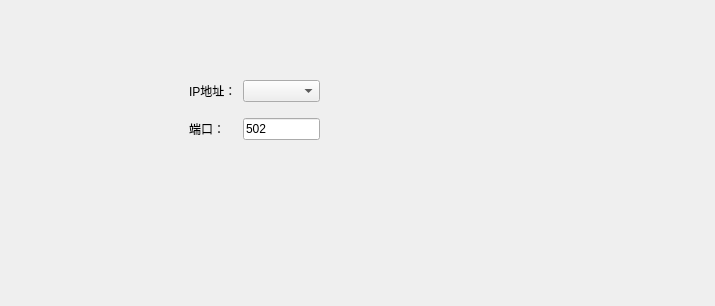
First picture: the form in modbustcpwidget.ui, repository louisir/ModbusGateway, before the edit.
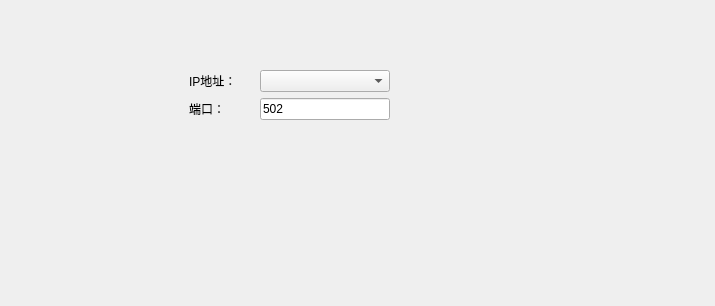
Second picture: the form after the edit.

Commit message: 调整界面布局，由纵向布局改成横向布局，为了尽可能在一行显示长帧数据

The edit to the form file:
```diff
--- a/modbustcpwidget.ui
+++ b/modbustcpwidget.ui
@@ -24,14 +24,40 @@
     <rect>
      <x>189</x>
      <y>70</y>
-     <width>401</width>
+     <width>201</width>
      <height>80</height>
     </rect>
    </property>
-   <layout class="QGridLayout" name="gridLayout" columnstretch="1,2,7">
+   <layout class="QGridLayout" name="gridLayout" rowstretch="0,0,10" columnstretch="1,2">
     <property name="rightMargin">
      <number>0</number>
     </property>
+    <item row="1" column="0">
+     <widget class="QLabel" name="label_Port">
+      <property name="sizePolicy">
+       <sizepolicy hsizetype="Minimum" vsizetype="Minimum">
+        <horstretch>0</horstretch>
+        <verstretch>0</verstretch>
+       </sizepolicy>
+      </property>
+      <property name="text">
+       <string>端口：</string>
+      </property>
+      <property name="alignment">
+       <set>Qt::AlignLeading|Qt::AlignLeft|Qt::AlignVCenter</set>
+      </property>
+     </widget>
+    </item>
+    <item row="0" column="1">
+     <widget class="QComboBox" name="comboBox_IPAddr">
+      <property name="sizePolicy">
+       <sizepolicy hsizetype="Preferred" vsizetype="Fixed">
+        <horstretch>0</horstretch>
+        <verstretch>0</verstretch>
+       </sizepolicy>
+      </property>
+     </widget>
+    </item>
     <item row="0" column="0">
      <widget class="QLabel" name="label_IPAddr">
       <property name="sizePolicy">
@@ -61,41 +87,15 @@
       </property>
      </widget>
     </item>
-    <item row="0" column="1">
-     <widget class="QComboBox" name="comboBox_IPAddr">
-      <property name="sizePolicy">
-       <sizepolicy hsizetype="Preferred" vsizetype="Fixed">
-        <horstretch>0</horstretch>
-        <verstretch>0</verstretch>
-       </sizepolicy>
-      </property>
-     </widget>
-    </item>
-    <item row="1" column="0">
-     <widget class="QLabel" name="label_Port">
-      <property name="sizePolicy">
-       <sizepolicy hsizetype="Minimum" vsizetype="Minimum">
-        <horstretch>0</horstretch>
-        <verstretch>0</verstretch>
-       </sizepolicy>
-      </property>
-      <property name="text">
-       <string>端口：</string>
-      </property>
-      <property name="alignment">
-       <set>Qt::AlignLeading|Qt::AlignLeft|Qt::AlignVCenter</set>
-      </property>
-     </widget>
-    </item>
-    <item row="0" column="2" rowspan="2">
-     <spacer name="horizontalSpacer">
+    <item row="2" column="0" colspan="2">
+     <spacer name="verticalSpacer">
       <property name="orientation">
-       <enum>Qt::Horizontal</enum>
+       <enum>Qt::Vertical</enum>
       </property>
       <property name="sizeHint" stdset="0">
        <size>
-        <width>40</width>
-        <height>20</height>
+        <width>20</width>
+        <height>40</height>
        </size>
       </property>
      </spacer>
```
The commit also changes 7 other files.
